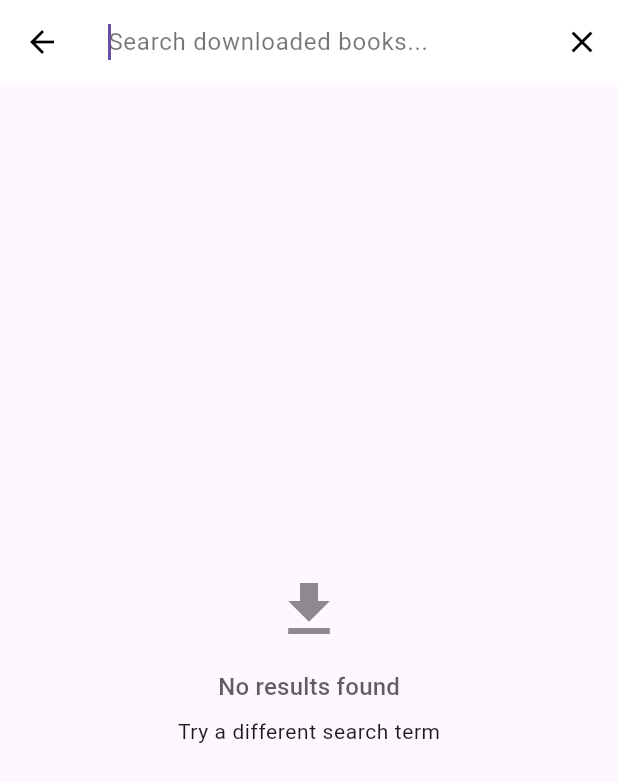
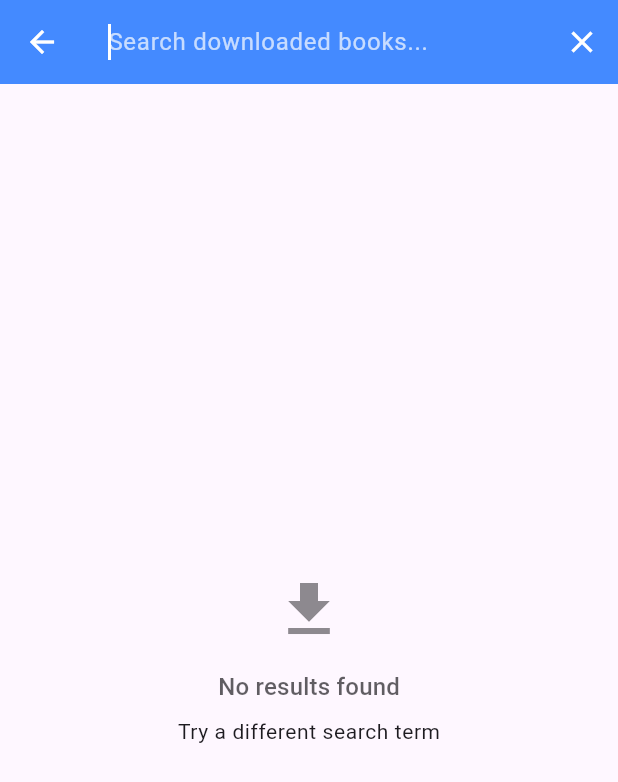
Before and after one commit to mehrabrafi/pathagar, a Flutter app: the DownloadedBooksScreen screen opened directly, after a tap on the "search" icon, on a phone screen of 412 x 824 dp. Shown: the top 782 px of the screen. Run offline on Flutter 3.47's test engine with Material 3 defaults, Android fonts, the light colour scheme and no system bars; our stand-ins replace cached_network_image, connectivity_plus, dio, flutter_cache_manager, shared_preferences, shimmer; missing offline and left inert: flutter_pdfview, syncfusion_flutter_pdfviewer; accounts and stored records are empty.

Commit message:
Set cursor and icons to white in SearchAppBar for better visibility

```diff
--- a/lib/Download/widgets/search_app_bar.dart
+++ b/lib/Download/widgets/search_app_bar.dart
@@ -16,24 +16,21 @@ class SearchAppBar extends StatelessWidget implements PreferredSizeWidget {
 
   @override
   Widget build(BuildContext context) {
-    final isDarkMode = Theme.of(context).brightness == Brightness.dark;
-
     return AppBar(
-      backgroundColor: isDarkMode ? Colors.grey[900] : Colors.white,
-      iconTheme: IconThemeData(
-        color: isDarkMode ? Colors.white : Colors.black,
-      ),
+      backgroundColor: Colors.blueAccent,
+      iconTheme: const IconThemeData(color: Colors.white), // Back arrow icon color
       title: TextField(
         controller: controller,
         autofocus: true,
+        cursorColor: Colors.white, // Cursor color
         style: TextStyle(
-          color: isDarkMode ? Colors.white : Colors.black,
+          color: Colors.white,
           fontSize: isTablet ? 18 : 16,
         ),
         decoration: InputDecoration(
           hintText: 'Search downloaded books...',
           hintStyle: TextStyle(
-            color: isDarkMode ? Colors.white54 : Colors.black54,
+            color: Colors.white70,
             fontSize: isTablet ? 18 : 16,
           ),
           border: InputBorder.none,
@@ -42,7 +39,7 @@ class SearchAppBar extends StatelessWidget implements PreferredSizeWidget {
       ),
       actions: [
         IconButton(
-          icon: Icon(Icons.close, size: isTablet ? 32 : 24),
+          icon: Icon(Icons.close, size: isTablet ? 32 : 24, color: Colors.white),
           onPressed: () {
             if (controller.text.isEmpty) {
               onClose();
```
